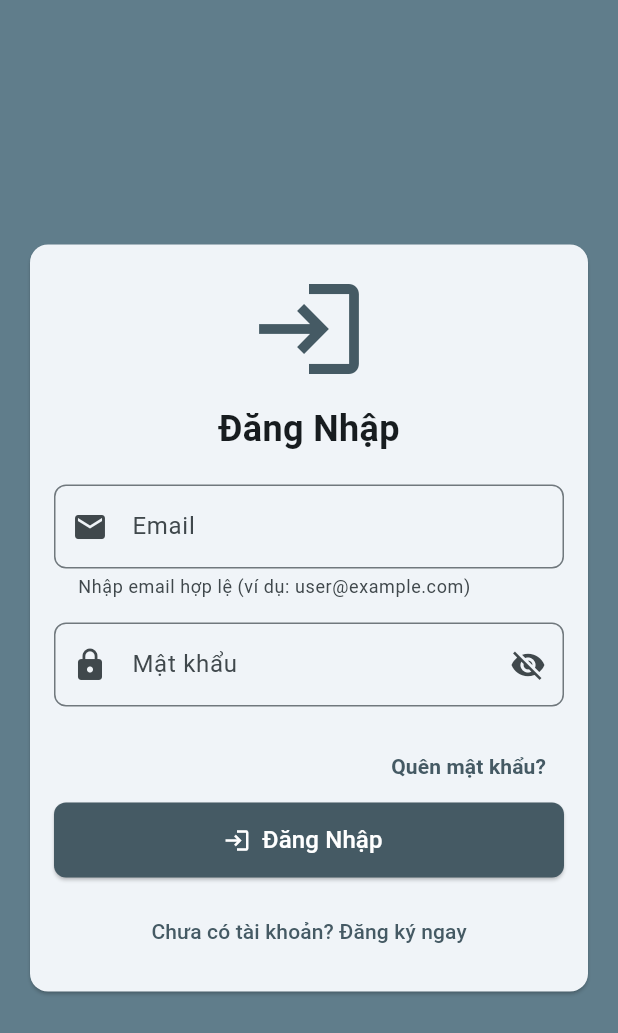
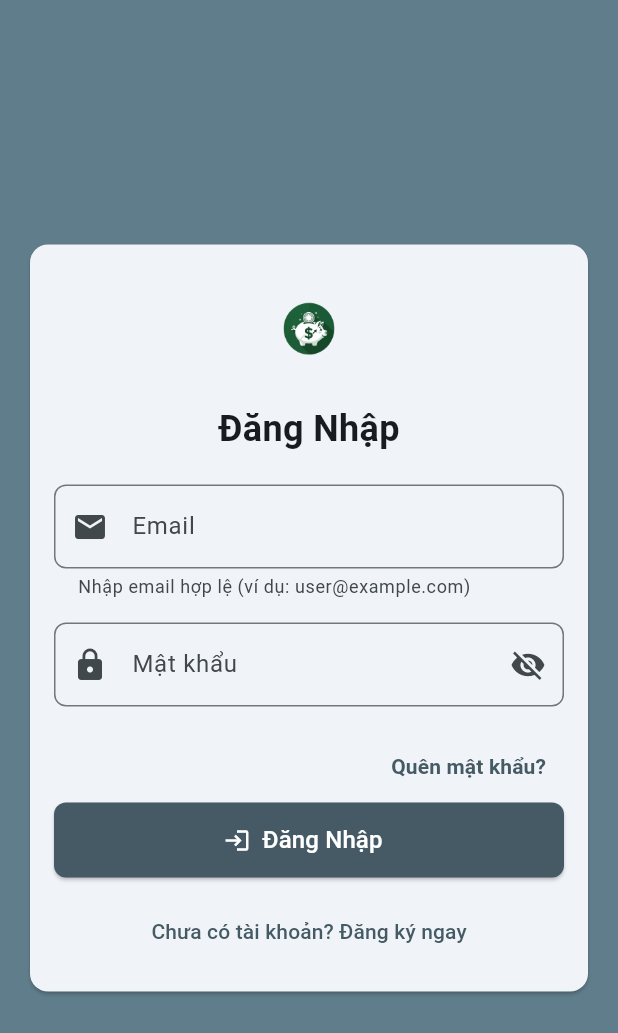
Before and after one commit to ncming/expense_tracker_app, a Flutter app: the screen it shows after launch, on a phone screen of 412 x 824 dp. Shown: the top 1033 px of the screen. Run offline on Flutter 3.47's test engine with Material 3 defaults, Android fonts, the phone set to English and light mode, and no system bars; our stand-ins replace cloud_firestore, firebase_auth, firebase_core, table_calendar; accounts and stored records are empty.

Commit message:
Icon login|register

```diff
--- a/lib/auth_screen.dart
+++ b/lib/auth_screen.dart
@@ -214,7 +214,7 @@ class _AuthScreenState extends State<AuthScreen> {
               child: Column(
                 mainAxisSize: MainAxisSize.min,
                 children: [
-                  Icon(_isLogin ? Icons.login : Icons.app_registration, size: 80, color: Colors.blueGrey.shade700),
+                  Image.asset('assets/logo3.PNG', fit: BoxFit.contain, height: 80, width: 80),
                   const SizedBox(height: 10),
                   Text(_isLogin ? "Đăng Nhập" : "Đăng Ký", style: const TextStyle(fontSize: 24, fontWeight: FontWeight.bold)),
                   const SizedBox(height: 20),
--- a/pubspec.yaml
+++ b/pubspec.yaml
@@ -67,7 +67,8 @@ flutter:
   uses-material-design: true
 
   # To add assets to your application, add an assets section, like this:
-  # assets:
+  assets:
+    - assets/logo3.PNG
   #   - images/a_dot_burr.jpeg
   #   - images/a_dot_ham.jpeg
 
```
